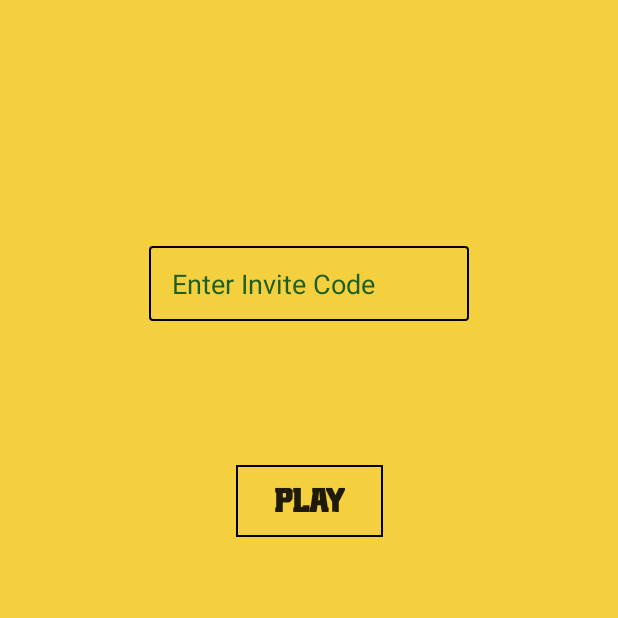
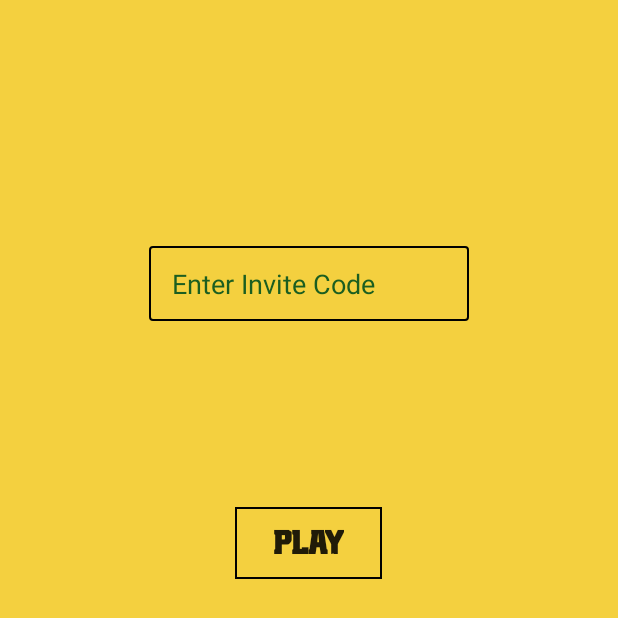
Before and after one commit to Adity2603/Game, an Android app: the invite_code screen opened directly, with no data from a screen before it, on a phone screen of 412 x 824 dp. Shown: the top 618 px of the screen. Run offline under Robolectric (Android 15) with nearby library versions, the phone set to English and light mode, and no system bars.

Commit message:
Button pushed down

```diff
--- a/Bingo/app/src/main/res/layout/activity_invite_code.xml
+++ b/Bingo/app/src/main/res/layout/activity_invite_code.xml
@@ -28,15 +28,16 @@
         android:id="@+id/button"
         android:layout_width="wrap_content"
         android:layout_height="wrap_content"
-        android:layout_marginTop="96dp"
+        android:layout_marginTop="124dp"
+        android:background="@drawable/custum_btn"
         android:fontFamily="@font/btn_font_2"
         android:paddingStart="25sp"
         android:paddingEnd="25sp"
         android:text="@string/play"
-        android:background="@drawable/custum_btn"
         android:textSize="22sp"
         android:textStyle="bold"
         app:layout_constraintEnd_toEndOf="parent"
+        app:layout_constraintHorizontal_bias="0.498"
         app:layout_constraintStart_toStartOf="parent"
         app:layout_constraintTop_toBottomOf="@+id/code" />
 </androidx.constraintlayout.widget.ConstraintLayout>
```
